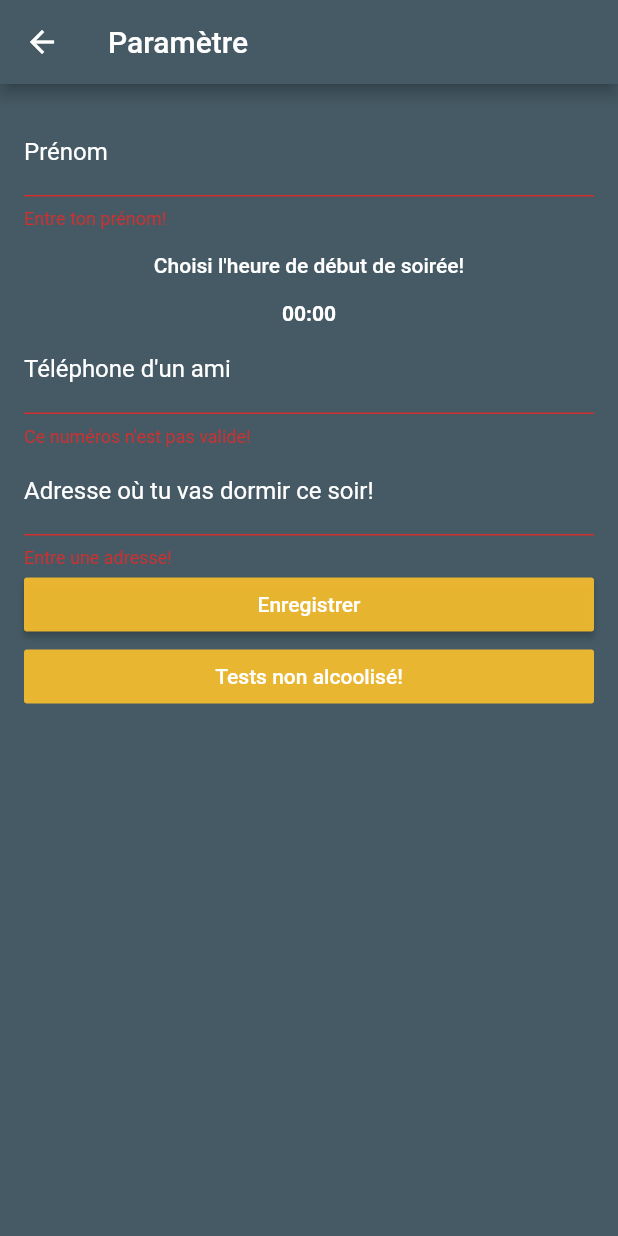
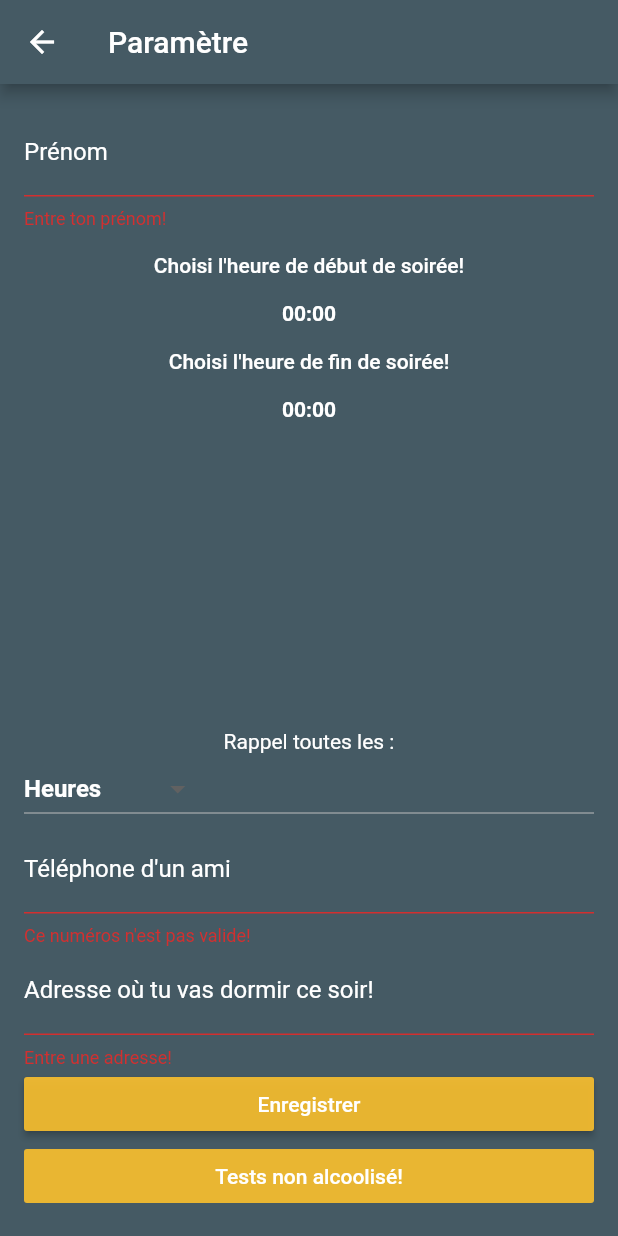
Before and after one commit to CamilleLeRoux/ELIM2019-20, a Flutter app: the Settings screen opened directly, after a tap on "Enregistrer", on a phone screen of 412 x 824 dp. Run offline on Flutter 3.47's test engine with Material 2 defaults, Android fonts, the phone set to English and light mode, and no system bars; our stand-ins replace cloud_firestore, flutter_datetime_picker, sensors; missing offline and left inert: k_means_cluster, scheduled_notifications; accounts and stored records are empty.

Commit message:
#21 Notifications

```diff
--- a/front/lib/Mouvement/mouvement.dart
+++ b/front/lib/Mouvement/mouvement.dart
@@ -120,7 +120,7 @@ class MouvementFormState extends State<Mouvement>{
 
   void startTimer() {
     const oneSec = const Duration(seconds: 1);
-    _timer = new Timer.periodic(
+    var _timer = new Timer.periodic(
       oneSec, (Timer timer) => setState(() {
         if (_start <= 0) {
           timer.cancel();
--- a/front/lib/settings.dart
+++ b/front/lib/settings.dart
@@ -1,6 +1,7 @@
 import 'package:flutter/material.dart';
 import 'package:flutter_datetime_picker/flutter_datetime_picker.dart';
 import 'package:intl/intl.dart';
+import 'package:scheduled_notifications/scheduled_notifications.dart';
 
 import 'Sentence/sentence.dart';
 
@@ -21,10 +22,18 @@ class SettingsFormState extends State<Settings>{
   final _formKey = GlobalKey<FormState>();
   static var _settingsModel = new SettingsModel();
   String _time ="00:00";
+  String _time2 ="00:00";
+  String _selectedText = "Heures";
 
   void _changeTime(newTime){
     setState((){
       _time = newTime;
+    });
+  }
+
+  void _changeTime2(newTime){
+    setState((){
+      _time2 = newTime;
     });
   }
 
@@ -90,6 +99,60 @@ class SettingsFormState extends State<Settings>{
                       color: Colors.white
                   ),
                 ),
+                FlatButton(
+                    onPressed: () {
+                      DatePicker.showTimePicker(context, showTitleActions: true,
+                          onConfirm: (date) {
+                            var formatter = new DateFormat("Hm");
+                            _changeTime2(formatter.format(date));
+                            _settingsModel.endingParty = date;
+                          }, currentTime: DateTime.now());
+
+                    },
+                    child: Text(
+                      'Choisi l\'heure de fin de soirée!',
+                      style: TextStyle(color: Colors.white),
+                    )
+                ),
+                Text(
+                  '$_time2',
+                  textAlign: TextAlign.center,
+                  overflow: TextOverflow.ellipsis,
+                  style: TextStyle(
+                      fontWeight: FontWeight.bold,
+                      color: Colors.white
+                  ),
+                ),
+                Spacer(),
+                Text(
+                  'Rappel toutes les : ',
+                  style: TextStyle(color: Colors.white),
+                  textAlign: TextAlign.center,
+                ),
+                new Theme(
+                  data: Theme.of(context).copyWith(
+                      canvasColor: PrimaryColor
+                  ),
+                  child: DropdownButton<String>(
+                    hint: Text("Status"),
+                    value: _selectedText,
+                    items: <String>['Heures', '30 minutes', '10 minutes', 'test (10 sec)'].map((String value) {
+                      return new DropdownMenuItem<String>(
+                        value: value,
+                        child: new Text('$value',style: TextStyle(
+                            fontWeight: FontWeight.bold,
+                            color: Colors.white
+                        ),),
+                      );
+                    }).toList(),
+                    onChanged: (String val) {
+                      _selectedText = val;
+                      setState(() {
+                        _selectedText = val;
+                      });
+                    },
+                  ),
+                ),
                 TextFormField(
                   decoration: InputDecoration(
                       labelText: 'Téléphone d\'un ami',
@@ -150,13 +213,14 @@ class SettingsFormState extends State<Settings>{
                         ('Enregistrement')));
                       print("Settings : " + _settingsModel.name + "\nNum " +
                           _settingsModel.friendsNumber + "\nAdresse " +
-                          _settingsModel.address + "\n Horaire " +
-                          _settingsModel.beginningParty.toString());
-                      Navigator.push(context,
+                          _settingsModel.address + "\nHoraire de " +
+                          _settingsModel.beginningParty.toString() + " a " + _settingsModel.endingParty.toString());
+                      scheduleNotif();
+                     /* Navigator.push(context,
                           MaterialPageRoute(
                               builder: (context) => Sentence()
                           )
-                      );
+                      );*/
                       }
                   },
                   child: Text('Enregistrer'),
@@ -188,4 +252,61 @@ class SettingsFormState extends State<Settings>{
       ),
     );
   }
+
+  void scheduleNotif() async{
+
+    final date1 =  _settingsModel.beginningParty;
+    final date2 =  _settingsModel.endingParty;
+    final difference = date2.difference(date1).inHours;
+
+    print(difference);
+
+    int firstNotification = await ScheduledNotifications.scheduleNotification(
+        new DateTime.now().add(new Duration(seconds: 0)).millisecondsSinceEpoch,
+        "",
+        "Notification",
+        "A partir du début de la soirée une notification toutes les heures");
+
+    switch (_selectedText) {
+      case 'Heures':
+        for(int i = 0; i < difference; ++i){
+          int notificationId = await ScheduledNotifications.scheduleNotification(
+              _settingsModel.beginningParty.add(new Duration(hours: i)).millisecondsSinceEpoch,
+              "Attention",
+              "Tu es en soirée",
+              "Fais le test avant d'utiliser ton tel");
+        }
+        print("Heures");
+        break;
+      case '30 minutes':
+        for(int i = 0; i < difference*2; ++i){
+          int notificationId = await ScheduledNotifications.scheduleNotification(
+              _settingsModel.beginningParty.add(new Duration(minutes: 30*i)).millisecondsSinceEpoch,
+              "Attention",
+              "Tu es en soirée",
+              "Fais le test avant d'utiliser ton tel");
+        }
+        print("30 minutes");
+        break;
+      case '10 minutes':
+        for(int i = 0; i < difference*6; ++i){
+          int notificationId = await ScheduledNotifications.scheduleNotification(
+              _settingsModel.beginningParty.add(new Duration(minutes: 10*i)).millisecondsSinceEpoch,
+              "Attention",
+              "Tu es en soirée",
+              "Fais le test avant d'utiliser ton tel");
+        }
+        print("10 minutes");
+        break;
+      default:
+          int notificationId = await ScheduledNotifications.scheduleNotification(
+              _settingsModel.beginningParty.add(new Duration(seconds: 10)).millisecondsSinceEpoch,
+              "Attention",
+              "Tu es en soirée",
+              "Fais le test avant d'utiliser ton tel");
+          print("default");
+
+    }
+
+  }
 }
--- a/front/lib/settingsModel.dart
+++ b/front/lib/settingsModel.dart
@@ -3,6 +3,7 @@ class SettingsModel{
   String name = '';
   String address = 'Résidence les dolines';
   DateTime beginningParty;
+  DateTime endingParty;
   String friendsNumber = '0623565261';
 
   String getNumber(){
--- a/front/pubspec.yaml
+++ b/front/pubspec.yaml
@@ -22,6 +22,7 @@ dependencies:
     sdk: flutter
   url_launcher: ^5.2.5
   k_means_cluster: ^0.2.2
+  scheduled_notifications: ^1.0.0
 
 
   # The following adds the Cupertino Icons font to your application.
```
Also changed, not shown: front/pubspec.lock.
